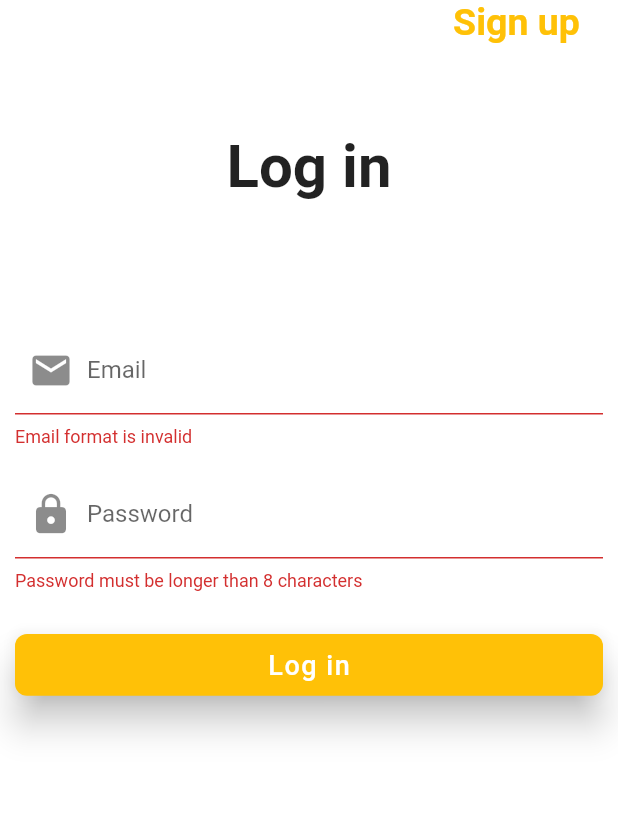
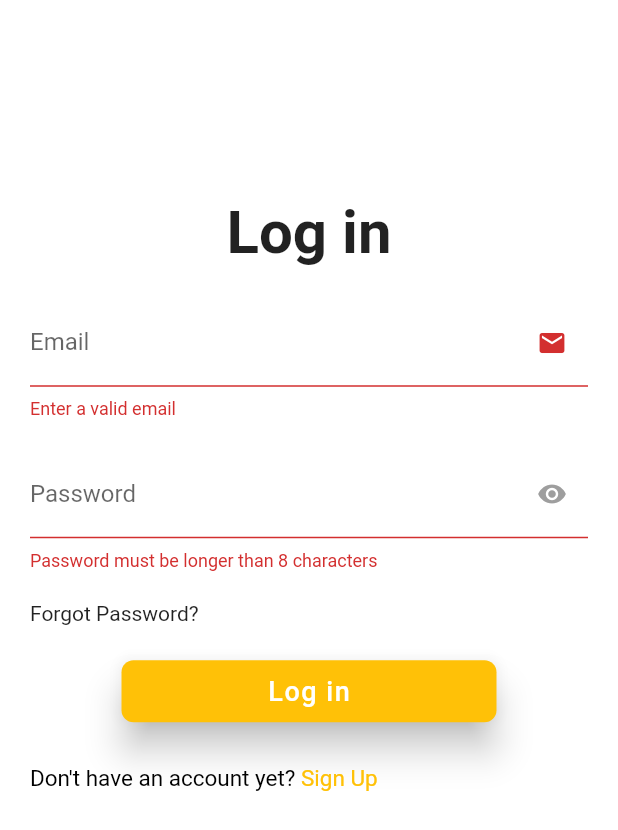
Before and after one commit to DavidMilai/covidapp, a Flutter app: the screen it shows after launch, after a tap on "Log in", on a phone screen of 412 x 824 dp. Shown: the top 830 px of the screen. Run offline on Flutter 3.47's test engine with Material 2 defaults, Android fonts, the phone set to English and light mode, and no system bars; our stand-ins replace cloud_firestore, firebase_auth, firebase_core, flutter_spinkit, fluttertoast, modal_progress_hud; accounts and stored records are empty.

Commit message:
sign up text with gesture detector reset password screen

```diff
--- a/lib/sceens/login_screen.dart
+++ b/lib/sceens/login_screen.dart
@@ -1,3 +1,4 @@
+import 'package:covidapp/sceens/reset_password_screen.dart';
 import 'package:covidapp/sceens/signup.dart';
 import 'package:covidapp/services/auth.dart';
 import 'package:flutter/cupertino.dart';
@@ -12,7 +13,7 @@ class LoginScreen extends StatefulWidget {
 }
 
 class _LoginScreenState extends State<LoginScreen> {
-  bool isLoading = false;
+  bool isLoading = false, obscurePassword = true;
   final GlobalKey<FormState> loginFormKey = GlobalKey<FormState>();
   String email, password;
   final AuthService authentication = AuthService();
@@ -26,15 +27,17 @@ class _LoginScreenState extends State<LoginScreen> {
   }
 
   String emailValidator(String value) {
+    if (value == null) {
+      return 'Please enter an email address';
+    } else {
       Pattern pattern =
           r'^(([^<>()[\]\\.,;:\s@\"]+(\.[^<>()[\]\\.,;:\s@\"]+)*)|(\".+\"))@((\[[0-9]{1,3}\.[0-9]{1,3}\.[0-9]{1,3}\.[0-9]{1,3}\])|(([a-zA-Z\-0-9]+\.)+[a-zA-Z]{2,}))$';
       RegExp regex = new RegExp(pattern);
       if (!regex.hasMatch(value)) {
-      return 'Email format is invalid';
-    } else if (regex == null) {
-      return 'Please enter an email address';
+        return 'Enter a valid email';
       } else {
         return null;
+      }
     }
   }
 
@@ -53,31 +56,13 @@ class _LoginScreenState extends State<LoginScreen> {
         child: Form(
           key: loginFormKey,
           child: SafeArea(
-            child: Stack(
+            child: Padding(
+              padding: EdgeInsets.only(left: 20, right: 20),
+              child: SingleChildScrollView(
+                scrollDirection: Axis.vertical,
+                child: Column(
                   children: [
-                Padding(
-                  padding: EdgeInsets.only(left: 10, right: 10),
-                  child: ListView(
-                    children: [
-                      Align(
-                        alignment: Alignment(0.9, 0),
-                        child: GestureDetector(
-                          onTap: () {
-                            Navigator.push(
-                                context,
-                                MaterialPageRoute(
-                                    builder: (context) => SignUp()));
-                          },
-                          child: Text(
-                            'Sign up',
-                            style: TextStyle(
-                                fontSize: 25,
-                                color: Colors.amber,
-                                fontWeight: FontWeight.bold),
-                          ),
-                        ),
-                      ),
-                      SizedBox(height: size.width / 7),
+                    SizedBox(height: size.height * 0.16),
                     Center(
                       child: Text(
                         'Log in',
@@ -85,12 +70,12 @@ class _LoginScreenState extends State<LoginScreen> {
                             fontSize: 40, fontWeight: FontWeight.bold),
                       ),
                     ),
-                      SizedBox(height: size.width / 5),
+                    SizedBox(height: 20),
                     TextFormField(
                       decoration: InputDecoration(
-                            prefixIcon: Icon(
+                          suffixIcon: Icon(
                             Icons.email,
-                              size: 30,
+                            size: 20,
                           ),
                           labelText: 'Email'),
                       onChanged: (value) {
@@ -99,18 +84,43 @@ class _LoginScreenState extends State<LoginScreen> {
                       validator: emailValidator,
                       keyboardType: TextInputType.emailAddress,
                     ),
-                      SizedBox(height: 15),
+                    SizedBox(height: 20),
                     TextFormField(
                       decoration: InputDecoration(
-                            prefixIcon: Icon(Icons.lock, size: 30),
+                          suffixIcon: GestureDetector(
+                            onTap: () {
+                              setState(() {
+                                obscurePassword = !obscurePassword;
+                              });
+                            },
+                            child: Icon(
+                              obscurePassword
+                                  ? Icons.visibility
+                                  : Icons.visibility_off,
+                              size: 20.0,
+                              color: Colors.grey,
+                            ),
+                          ),
                           labelText: 'Password'),
                       validator: pwdValidator,
                       onChanged: (value) {
                         password = value;
                       },
-                        obscureText: true,
+                      obscureText: obscurePassword,
                     ),
-                      SizedBox(height: 25),
+                    SizedBox(height: 20),
+                    Align(
+                        alignment: Alignment.topLeft,
+                        child: GestureDetector(
+                            onTap: () {
+                              Navigator.push(
+                                  context,
+                                  MaterialPageRoute(
+                                      builder: (context) =>
+                                          ResetPasswordScreen()));
+                            },
+                            child: Text('Forgot Password?'))),
+                    SizedBox(height: 20),
                     MaterialButton(
                         color: Colors.amber,
                         minWidth: 250,
@@ -150,10 +160,28 @@ class _LoginScreenState extends State<LoginScreen> {
                             }
                           }
                         }),
+                    SizedBox(height: 25),
+                    Row(
+                      children: [
+                        Text('Don\'t have an account yet?',
+                            style:
+                                TextStyle(color: Colors.black, fontSize: 15)),
+                        GestureDetector(
+                          onTap: () {
+                            Navigator.push(
+                                context,
+                                MaterialPageRoute(
+                                    builder: (context) => SignUp()));
+                          },
+                          child: Text(' Sign Up',
+                              style:
+                                  TextStyle(color: Colors.amber, fontSize: 15)),
+                        ),
+                      ],
+                    ),
                   ],
                 ),
               ),
-              ],
             ),
           ),
         ),
```
Also changed, not shown: lib/sceens/reset_password_screen.dart (added, +68 -0 lines), 1 other file. Lines whose indentation alone changed are shown as unchanged.
